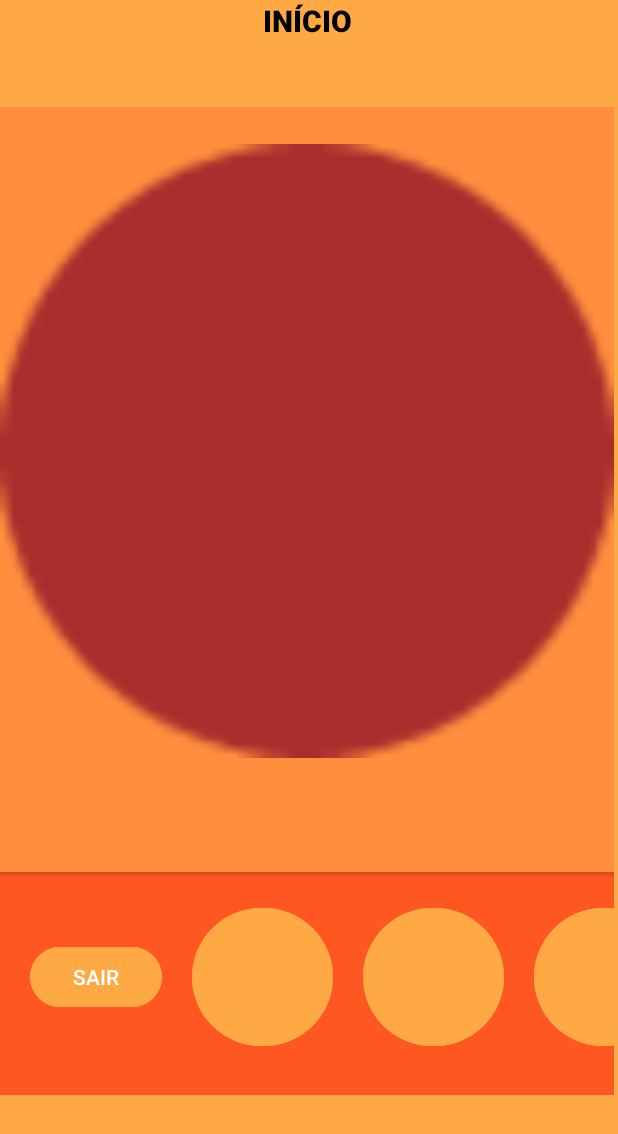
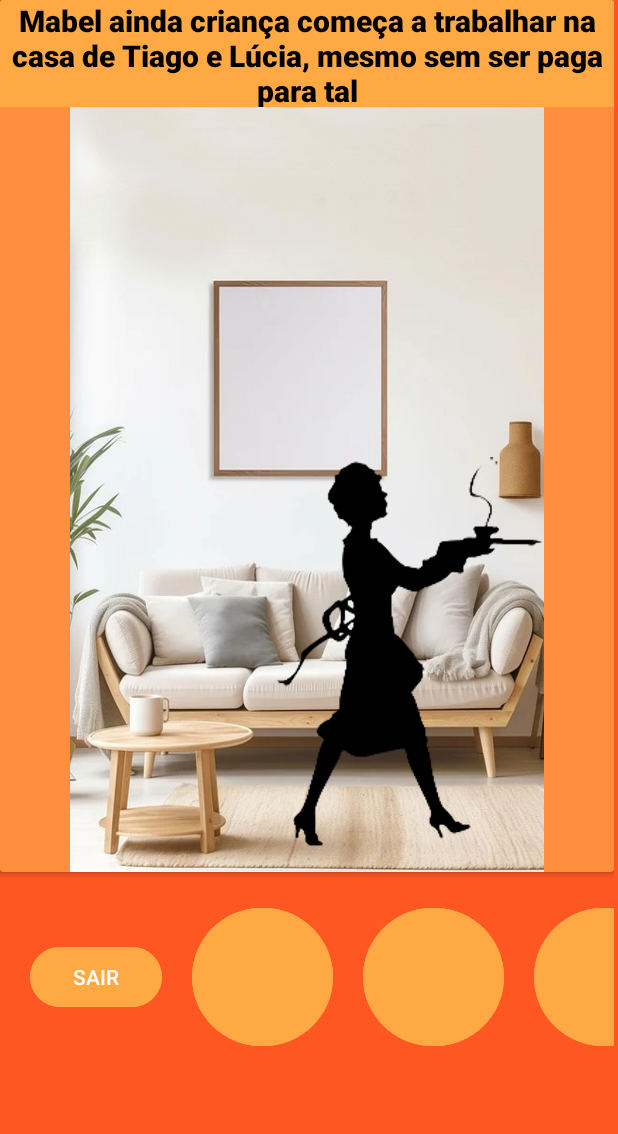
Before and after one commit to Jujubileuu/LeiturAPP, an Android app: the LinhaTempo screen opened directly, with no data from a screen before it, after a tap on an icon or button, on a phone screen of 412 x 824 dp. Shown: the top 1134 px of the screen. Run offline under Robolectric (Android 15) with nearby library versions, the phone set to English and light mode, and no system bars.

Commit message:
fina linha

```diff
--- a/Solitaria/app/src/main/res/layout/activity_linha_tempo.xml
+++ b/Solitaria/app/src/main/res/layout/activity_linha_tempo.xml
@@ -4,8 +4,8 @@
     xmlns:tools="http://schemas.android.com/tools"
     android:layout_width="match_parent"
     android:layout_height="match_parent"
-    android:background="#FF5722"
-    android:backgroundTint="#FFA944"
+    android:background="#FFC107"
+    android:backgroundTint="#FF5722"
     tools:context=".LinhaTempo">
 
     <LinearLayout
@@ -157,6 +157,66 @@
                     app:strokeColor="#474a50"
                     app:strokeWidth="0px" />
 
+                <Button
+                    android:id="@+id/linhabtn9"
+                    android:layout_width="94dp"
+                    android:layout_height="100dp"
+                    android:layout_marginLeft="20dp"
+                    android:layout_marginTop="20dp"
+                    android:layout_weight="1"
+                    android:backgroundTint="#FFA944"
+                    android:textColor="@android:color/black"
+                    app:strokeColor="#474a50"
+                    app:strokeWidth="0px" />
+
+                <Button
+                    android:id="@+id/linhabtn10"
+                    android:layout_width="94dp"
+                    android:layout_height="100dp"
+                    android:layout_marginLeft="20dp"
+                    android:layout_marginTop="20dp"
+                    android:layout_weight="1"
+                    android:backgroundTint="#FFA944"
+                    android:textColor="@android:color/black"
+                    app:strokeColor="#474a50"
+                    app:strokeWidth="0px" />
+
+                <Button
+                    android:id="@+id/linhabtn11"
+                    android:layout_width="94dp"
+                    android:layout_height="100dp"
+                    android:layout_marginLeft="20dp"
+                    android:layout_marginTop="20dp"
+                    android:layout_weight="1"
+                    android:backgroundTint="#FFA944"
+                    android:textColor="@android:color/black"
+                    app:strokeColor="#474a50"
+                    app:strokeWidth="0px" />
+
+                <Button
+                    android:id="@+id/linhabtn12"
+                    android:layout_width="94dp"
+                    android:layout_height="100dp"
+                    android:layout_marginLeft="20dp"
+                    android:layout_marginTop="20dp"
+                    android:layout_weight="1"
+                    android:backgroundTint="#FFA944"
+                    android:textColor="@android:color/black"
+                    app:strokeColor="#474a50"
+                    app:strokeWidth="0px" />
+
+                <Button
+                    android:id="@+id/linhabtn13"
+                    android:layout_width="94dp"
+                    android:layout_height="100dp"
+                    android:layout_marginLeft="20dp"
+                    android:layout_marginTop="20dp"
+                    android:layout_weight="1"
+                    android:backgroundTint="#FFA944"
+                    android:textColor="@android:color/black"
+                    app:strokeColor="#474a50"
+                    app:strokeWidth="0px" />
+
 
             </LinearLayout>
         </HorizontalScrollView>
--- a/Solitaria/app/src/main/res/values/strings.xml
+++ b/Solitaria/app/src/main/res/values/strings.xml
@@ -1,13 +1,30 @@
 <resources>
     <string name="app_name">Solitaria</string>
-    <string name="testelinha1">INÍCIO</string>
-    <string name="testelinha2">testeando programa 2</string>
-    <string name="testelinha3">testeando programa 3</string>
-    <string name="testelinha4">D programa 4</string>
-    <string name="testelinha5">testeando programa 5</string>
-    <string name="testelinha6">testeando programa 6</string>
-    <string name="testelinha7">testeando DDD 7</string>
-    <string name="testelinha8">cytchfchjcgchfxdzhrdztdzyrzxtdxdxgddxffdhfchfsxgdxgdzdzdzfsagdsgsgfsgfsfsgfs</string>
-    <string name="testelinha9">testeanDDDdo programa 9</string>
-    <string name="testelinha10">testeando programa 10</string>
+    <string name="testelinha1">Mabel ainda criança começa a trabalhar na casa de Tiago e Lúcia, mesmo sem ser paga para tal</string>
+    <string name="testelinha2">Criança que estava sobe os cuidados de Irene acaba se afogando e sendo levada ao hospital</string>
+    <string name="testelinha3">Namoro entre Mabel e João Pedro</string>
+    <string name="testelinha4">Mabel engravida de João Pedro e acaba abortando o bebê</string>
+    <string name="testelinha5">Mabel engravida de João Pedro e acaba abortando o bebê</string>
+    <string name="testelinha6">Camila a filha de Tiago e Lúcia nasce</string>
+    <string name="testelinha7">Eunice e Jurandir descobrem o relacionamento de Mabel e João Pedro</string>
+    <string name="testelinha8">Mabel decide abandonar o trabalho de empregada</string>
+    <string name="testelinha9">Jurandir e Eunice começam um relacionamento</string>
+    <string name="testelinha10">Eunice abandona o trabalho de empregada</string>
+    <string name="testelinha11">Criança que estava sobe os cuidados de Camila acaba morrendo após cair a janela</string>
+    <string name="testelinha12">Eunice que estava na casa dos antigos patrões acaba denunciando Camila as autoridades</string>
+    <string name="testelinha13">Mabel consegue se tornar médica</string>
+    <string name="testeimg1">R.drawable.linhatempo1</string>
+    <string name="testeimg2">R.drawable.linhatempo2</string>
+    <string name="testeimg3">R.drawable.linhatempo3</string>
+    <string name="testeimg4">R.drawable.linhatempo4</string>
+    <string name="testeimg5">R.drawable.linhatempo5</string>
+    <string name="testeimg6">R.drawable.linhatempo6</string>
+    <string name="testeimg7">R.drawable.linhatempo7</string>
+    <string name="testeimg8">R.drawable.linhatempo8</string>
+    <string name="testeimg9">R.drawable.linhatempo9</string>
+    <string name="testeimg10">R.drawable.linhatempo10</string>
+    <string name="testeimg11">R.drawable.linhatempo11</string>
+    <string name="testeimg12">R.drawable.linhatempo12</string>
+    <string name="testeimg13">R.drawable.linhatempo13</string>
+
 </resources>
```
Also changed, not shown: Solitaria/app/src/main/java/com/example/solitaria/LinhaTempo.java (+134 -11 lines), Solitaria/app/src/main/res/drawable/linhatempo1.jpg (added), Solitaria/app/src/main/res/drawable/linhatempo10.jpg (added), Solitaria/app/src/main/res/drawable/linhatempo11.jpg (added), Solitaria/app/src/main/res/drawable/linhatempo12.jpg (added), Solitaria/app/src/main/res/drawable/linhatempo13.jpg (added), Solitaria/app/src/main/res/drawable/linhatempo3.jpg (added), Solitaria/app/src/main/res/drawable/linhatempo4.jpg (added), Solitaria/app/src/main/res/drawable/linhatempo5.jpg (added), Solitaria/app/src/main/res/drawable/linhatempo6.jpg (added), Solitaria/app/src/main/res/drawable/linhatempo7.jpg (added), Solitaria/app/src/main/res/drawable/linhatempo8.jpg (added), Solitaria/app/src/main/res/drawable/linhatempo9.jpg (added), 1 other file.
